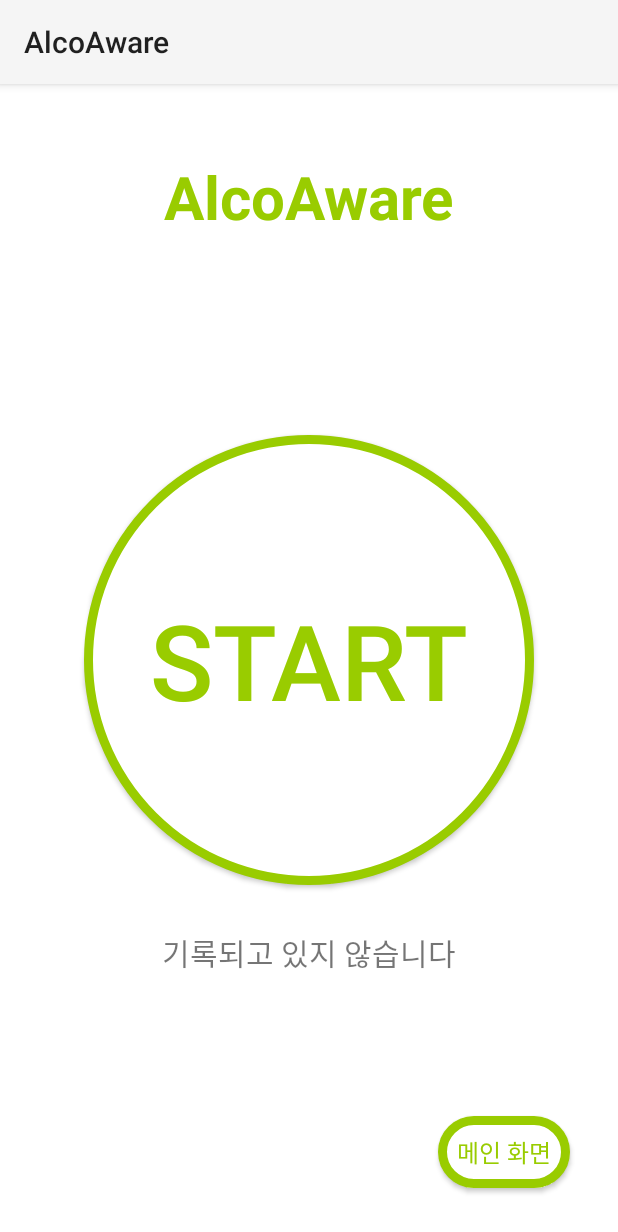
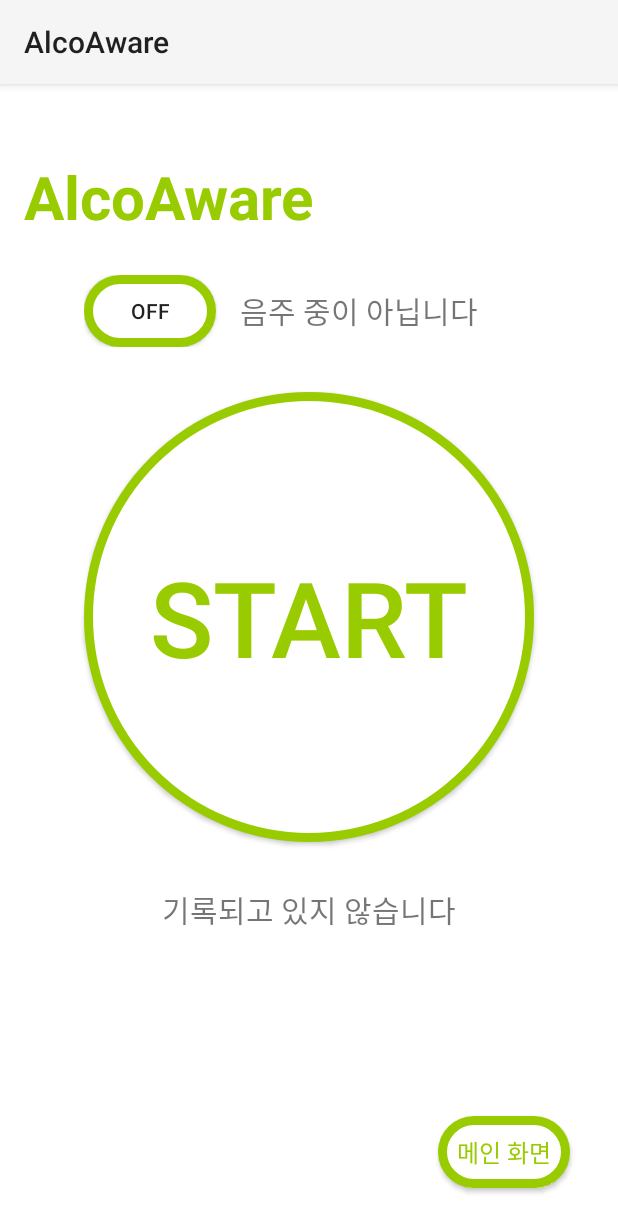
Before and after one commit to lucete171/AlcoAware, an Android app built with Jetpack Compose: the RecordActivity screen opened directly, with no data from a screen before it, on a phone screen of 412 x 824 dp. Shown: the top 1232 px of the screen. Run offline under Robolectric (Android 15) with nearby library versions, the phone set to English and light mode, and no system bars.

Commit message:
add drinking toggle button UI design

```diff
--- a/android/app/src/main/java/com/example/alcoaware_00/RecordActivity.java
+++ b/android/app/src/main/java/com/example/alcoaware_00/RecordActivity.java
@@ -10,6 +10,7 @@ import android.os.Bundle;
 import android.os.Handler;
 import android.widget.Button;
 import android.widget.TextView;
+import android.widget.ToggleButton;
 
 import androidx.appcompat.app.AppCompatActivity;
 
@@ -18,7 +19,6 @@ import java.io.IOException;
 import java.io.PrintWriter;
 
 public class RecordActivity extends AppCompatActivity {
-    private Button recordButton;
     private TextView statusTextView;
     private boolean isRecording = false;
     private Handler handler = new Handler();
@@ -38,8 +38,8 @@ public class RecordActivity extends AppCompatActivity {
         super.onCreate(savedInstanceState);
         setContentView(R.layout.activity_record);
 
-        recordButton = findViewById(R.id.record_button);
         statusTextView = findViewById(R.id.status_text);
+        ToggleButton recordToggle = findViewById(R.id.toggle_button);
 
         sensorManager = (SensorManager) getSystemService(Context.SENSOR_SERVICE);
         accelerometer = sensorManager.getDefaultSensor(Sensor.TYPE_ACCELEROMETER);
@@ -68,14 +68,15 @@ public class RecordActivity extends AppCompatActivity {
             }
         };
 
-        recordButton.setOnClickListener(v -> {
-            if (isRecording) {
+        recordToggle.setOnCheckedChangeListener((buttonView, isChecked) -> {
+            if (isChecked) {
+                statusTextView.setText("기록 중");
+                startRecording();
+            } else {
+                statusTextView.setText("기록 중지");
                 stopRecording();
-            } else {
-                startRecording();
             }
         });
-
 
         mainPageButton = findViewById(R.id.main_page_button);
 
@@ -87,8 +88,6 @@ public class RecordActivity extends AppCompatActivity {
 
     private void startRecording() {
         isRecording = true;
-        statusTextView.setText("기록중");
-        recordButton.setText("Stop");
         sensorManager.registerListener(sensorEventListener, accelerometer, SensorManager.SENSOR_DELAY_NORMAL);
         sensorManager.registerListener(sensorEventListener, gyroscope, SensorManager.SENSOR_DELAY_NORMAL);
         handler.post(recordTask);
@@ -96,8 +95,6 @@ public class RecordActivity extends AppCompatActivity {
 
     private void stopRecording() {
         isRecording = false;
-        statusTextView.setText("기록되고 있지 않습니다");
-        recordButton.setText("Start");
         sensorManager.unregisterListener(sensorEventListener);
         handler.removeCallbacks(recordTask);
     }
--- a/android/app/src/main/res/layout/activity_record.xml
+++ b/android/app/src/main/res/layout/activity_record.xml
@@ -2,30 +2,65 @@
 <RelativeLayout xmlns:android="http://schemas.android.com/apk/res/android"
     android:layout_width="match_parent"
     android:layout_height="match_parent"
-    android:orientation="vertical"
     android:padding="16dp"
     android:background="@android:color/white">
 
+    <!-- 앱 이름 -->
     <TextView
+        android:id="@+id/app_name"
         android:text="@string/app_name"
         android:layout_width="wrap_content"
         android:layout_height="wrap_content"
-        android:layout_centerHorizontal="true"
+        android:layout_alignParentStart="true"
         android:layout_marginTop="32dp"
         android:textSize="40sp"
         android:textStyle="bold"
         android:textColor="@android:color/holo_green_light"/>
 
+    <!-- 토글 버튼과 메시지를 포함하는 레이아웃 -->
+    <LinearLayout
+        android:id="@+id/drinking_status"
+        android:layout_width="300dp"
+        android:layout_height="wrap_content"
+        android:layout_below="@id/app_name"
+        android:layout_centerHorizontal="true"
+        android:orientation="horizontal"
+        android:layout_marginTop="25dp">
+
+        <!-- 토글 버튼 -->
+        <ToggleButton
+            android:id="@+id/toggle_button"
+            android:textOff="@string/off"
+            android:textOn="@string/on"
+            android:layout_width="wrap_content"
+            android:layout_height="wrap_content"
+            android:background="@layout/rounded_button"
+            android:layout_marginEnd="16dp"
+            />
+        <!-- 음주 상태 메시지 -->
+        <TextView
+            android:id="@+id/drinking_text"
+            android:text="@string/drinking_off"
+            android:layout_width="wrap_content"
+            android:layout_height="wrap_content"
+            android:layout_gravity="center_vertical"
+            android:textSize="20sp"/>
+    </LinearLayout>
+
+    <!-- 레코드 버튼 -->
     <Button
         android:id="@+id/record_button"
         android:text="@string/btn_start_text"
         android:layout_width="300dp"
         android:layout_height="300dp"
-        android:layout_centerInParent="true"
+        android:layout_below="@id/drinking_status"
+        android:layout_centerHorizontal="true"
         android:background="@layout/rounded_button"
         android:textSize="70sp"
-        android:textColor="@android:color/holo_green_light"/>
+        android:textColor="@android:color/holo_green_light"
+        android:layout_marginTop="30dp"/>
 
+    <!-- 상태 텍스트 -->
     <TextView
         android:id="@+id/status_text"
         android:text="@string/status_off"
@@ -36,6 +71,7 @@
         android:layout_marginTop="30dp"
         android:textSize="20sp"/>
 
+    <!-- 메인 페이지 버튼 -->
     <Button
         android:id="@+id/main_page_button"
         android:text="@string/main_page"
--- a/android/app/src/main/res/values/strings.xml
+++ b/android/app/src/main/res/values/strings.xml
@@ -29,5 +29,9 @@
     <string name="status_off">기록되고 있지 않습니다</string>
     <string name="status_on">기록중</string>
     <string name="main_page">메인 화면</string>
+    <string name="drinking_on">음주 중</string>
+    <string name="drinking_off">음주 중이 아닙니다</string>
+    <string name="off">Off</string>
+    <string name="on">On</string>
 
 </resources>
```
